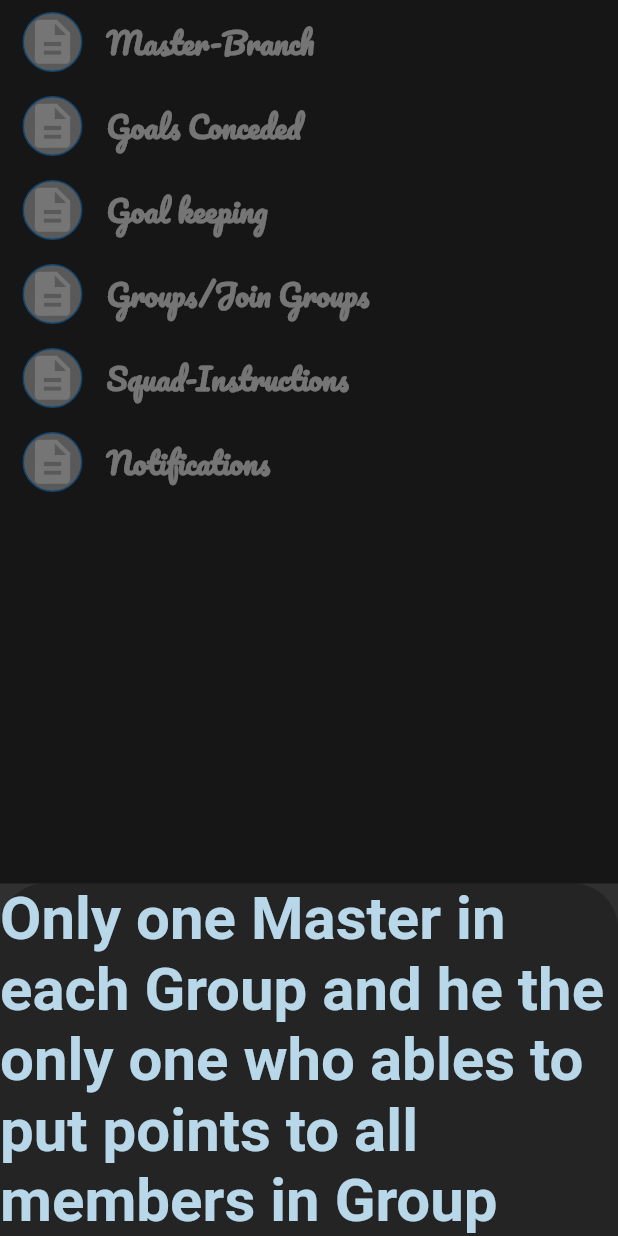
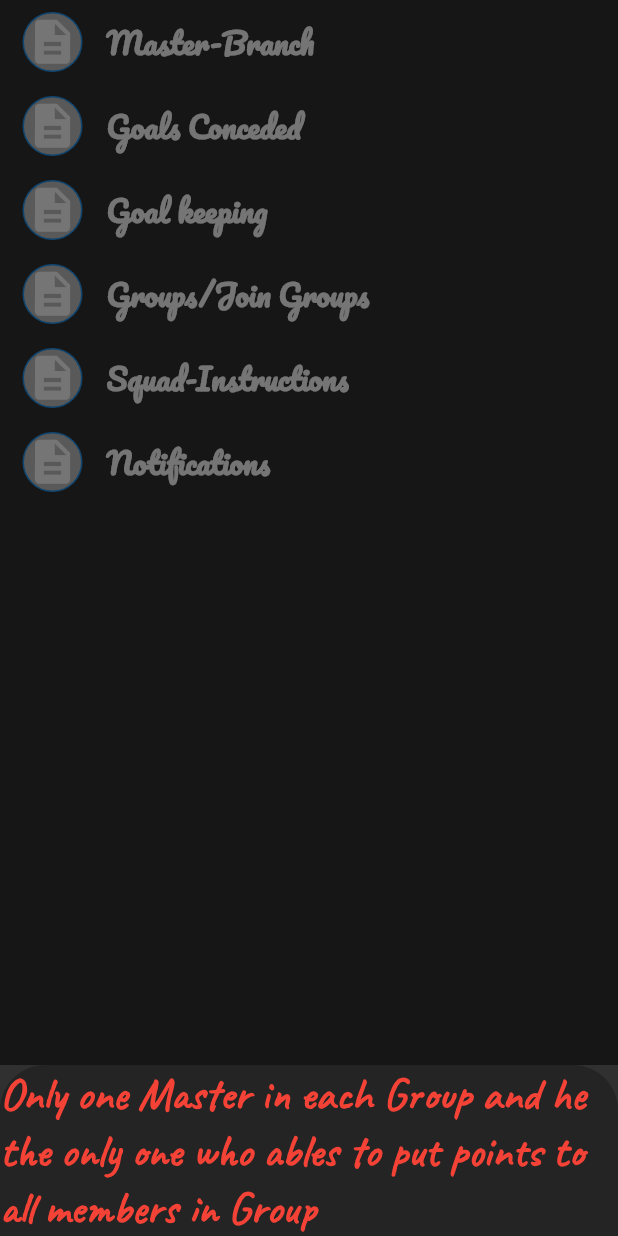
Before and after one commit to mohamedj97/underGround-fantasy, a Flutter app: the HomeRulesFragment screen opened directly, after a tap on "Master-Branch", on a phone screen of 412 x 824 dp. Run offline on Flutter 3.47's test engine with Material 2 defaults, Android fonts, the phone set to English and light mode, and no system bars; our stand-ins replace argon_buttons_flutter, curved_navigation_bar, firebase_auth, firebase_storage, flutter_spinkit, font_awesome_flutter and 3 more; missing offline and left inert: flutter_email_sender, flutter_facebook_login; accounts and stored records are empty; network calls fail.

```diff
--- a/lib/fragments/playerprofile.dart
+++ b/lib/fragments/playerprofile.dart
@@ -33,16 +33,12 @@ class _PlayerProfileState extends State<PlayerProfile> {
   Image imagecheck()
   {
     if(_imageUrl!=null){
-      print('i1');
       return Image.network(_imageUrl);
     }else if(_image!=null){
-      print('i2');
       return Image.file(_image);
     }else{
-      print('i3');
       Image.asset('assets/noimage.png');
     }
-
   }
 
   void initState() {
--- a/lib/widgets/create_or_add_group.dart
+++ b/lib/widgets/create_or_add_group.dart
@@ -1,6 +1,8 @@
 import 'package:flutter/material.dart';
 import 'package:argon_buttons_flutter/argon_buttons_flutter.dart';
 import 'package:flutter_spinkit/flutter_spinkit.dart';
+import 'package:flutter_email_sender/flutter_email_sender.dart';
+
 
 class CreatingOrAddingGroup extends StatelessWidget {
   const CreatingOrAddingGroup({this.includeMarkAsDoneButton = true});
@@ -62,6 +64,7 @@ class CreatingOrAddingGroup extends StatelessWidget {
                         // stopLoading();
                       }
                     }
+
                 ),
               ],),
             Column(
--- a/lib/widgets/group_item_list.dart
+++ b/lib/widgets/group_item_list.dart
@@ -20,6 +20,7 @@ class GroupItemList extends StatelessWidget {
         onTap: (){
           timeDilation = 3;
           Navigator.pushNamed(context,GroupPage.id);
+
         },),
       ),
     );
--- a/lib/widgets/rule_description.dart
+++ b/lib/widgets/rule_description.dart
@@ -35,8 +35,9 @@ class RuleDescriptionModal extends StatelessWidget {
         ),
         child: Text(_tabs[ruleNumber],
         style: TextStyle(
-          fontSize: 40,
-          color: Color(0xFDB9D9EB),
+          fontSize: 30,
+          fontFamily: "Caveat",
+          color: Colors.red,
           fontWeight: FontWeight.bold,
         ),),
       );
--- a/pubspec.yaml
+++ b/pubspec.yaml
@@ -38,6 +38,7 @@ dependencies:
   image_picker: ^0.6.7+4
   firebase_storage: ^3.1.6
   font_awesome_flutter: ^8.8.1
+  flutter_email_sender: ^3.0.1
 
 dev_dependencies:
   flutter_test:
@@ -84,6 +85,9 @@ flutter:
     - family: Pacifico
       fonts:
         - asset: assets/fonts/Pacifico-Regular.ttf
+    - family: Caveat
+      fonts:
+        - asset: assets/fonts/Caveat-Regular.ttf
   # fonts:
   #   - family: Schyler
   #     fonts:
```
Also changed, not shown: assets/fonts/Caveat-Regular.ttf (added), pubspec.lock.
